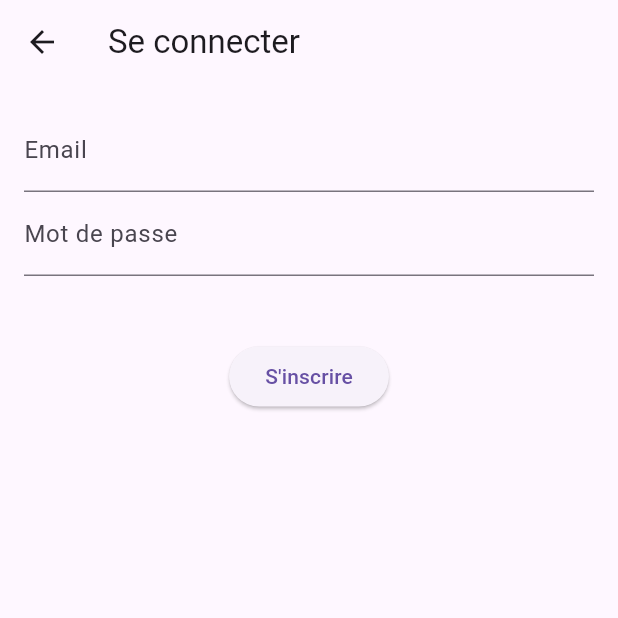
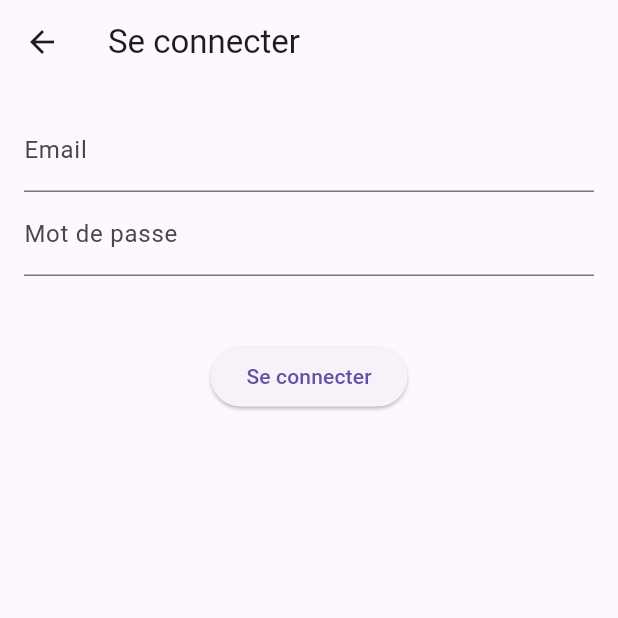
Before and after one commit to RomualdBR/Flutter-Cyclade, a Flutter app: the ConnexionPage screen opened by its route, on a phone screen of 412 x 824 dp, the top half of it. Run offline on Flutter 3.47's test engine with Material 3 defaults, Android fonts, the phone set to English and light mode, and no system bars; our stand-ins replace email_validator, fl_chart; missing offline and left inert: mongo_dart.

Commit message:
init loginfix branch

```diff
--- a/lib/pages/connexion.dart
+++ b/lib/pages/connexion.dart
@@ -109,7 +109,7 @@ class _MyHomePageState extends State<ConnexionPage> {
               ElevatedButton(
                 onPressed: _getUser,
                 child: const Text(
-                    "S'inscrire"),
+                    "Se connecter"),
               ),
             ],
           ),
--- a/lib/services/databaseService.dart
+++ b/lib/services/databaseService.dart
@@ -72,7 +72,7 @@ class MongoDatabase {
     return hash.toString();
   }
 
-  static authenticateUser(String email, String mot_de_passe) async {
+  static Future authenticateUser(String email, String mot_de_passe) async {
     var motDePasseCrypte = encryptPassword(mot_de_passe);
     var existingUser = await user.findOne({'email': email,'mot_de_passe': motDePasseCrypte});
     return existingUser;
```
